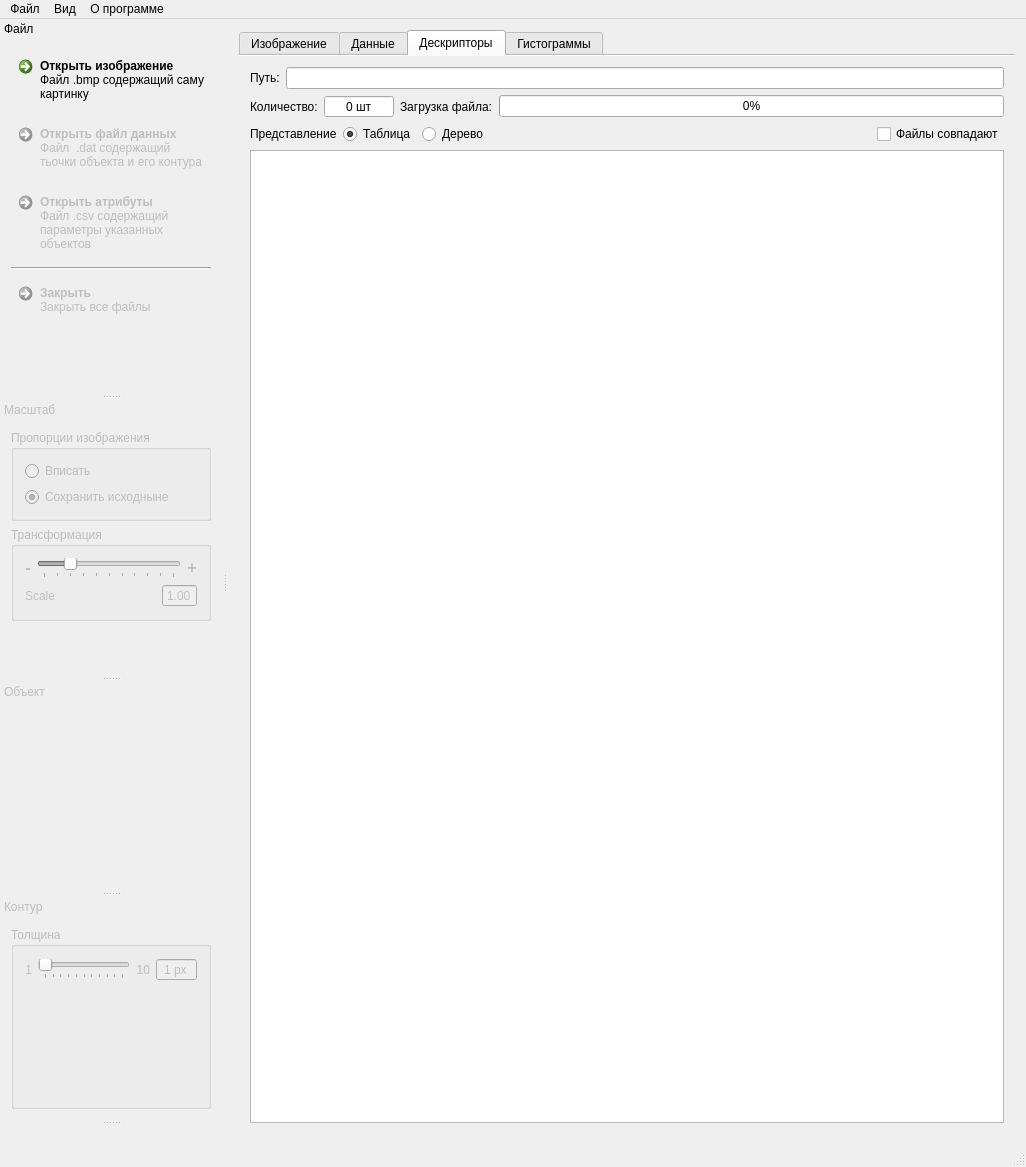
First picture: the form in mainwindow.ui, repository gurmaaan/ObjectsClassifier, before the edit.
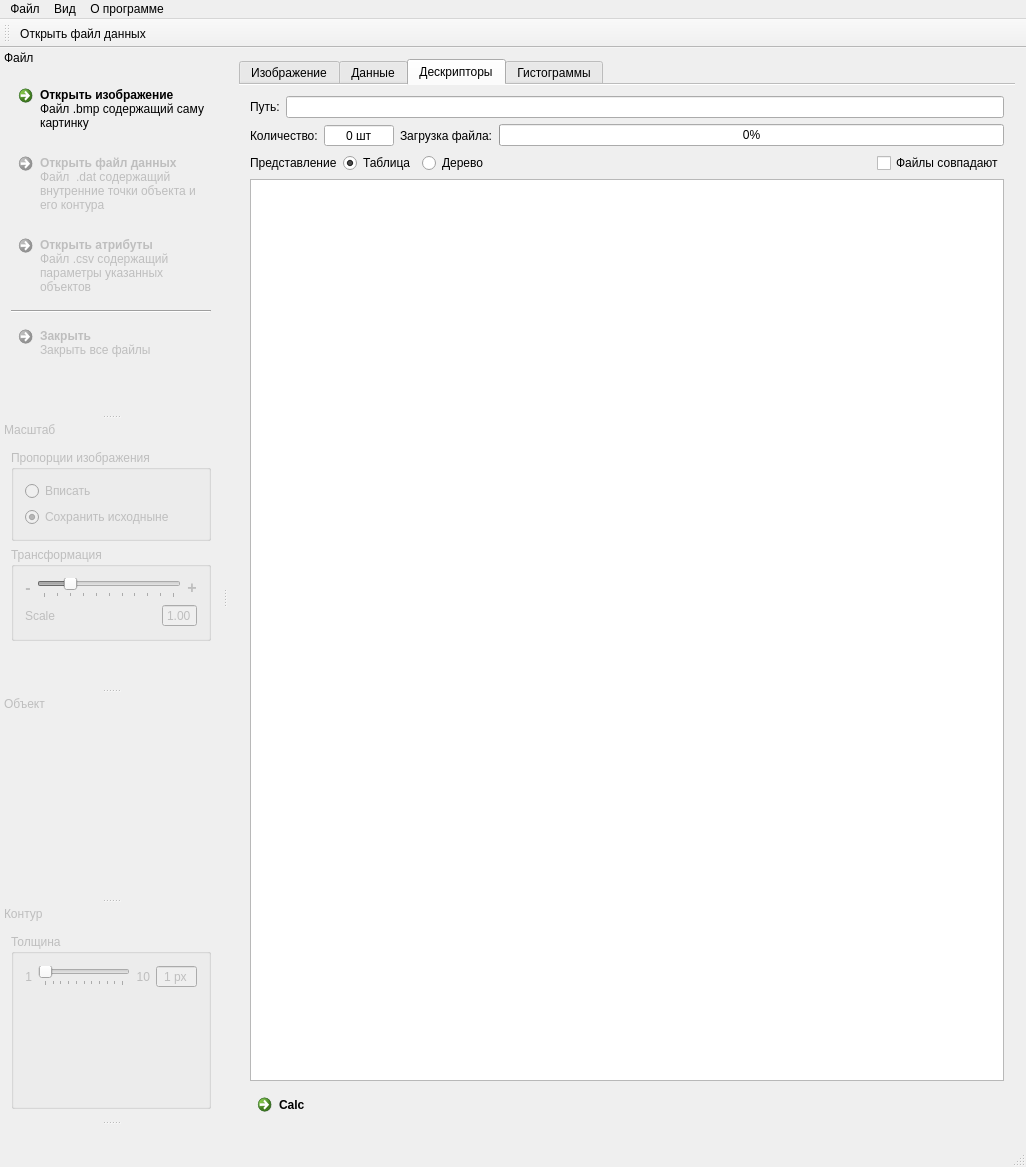
Second picture: the form after the edit. The open tabs and pages were chosen to show the change. Icons and pictures are not drawn. Custom widgets are drawn as their Qt base class.

```diff
--- a/mainwindow.ui
+++ b/mainwindow.ui
@@ -376,6 +376,13 @@
           </attribute>
          </widget>
         </item>
+        <item>
+         <widget class="QCommandLinkButton" name="calcButton">
+          <property name="text">
+           <string>Calc</string>
+          </property>
+         </widget>
+        </item>
        </layout>
       </widget>
       <widget class="QWidget" name="tab_hist">
@@ -530,7 +537,7 @@
         <bool>false</bool>
        </property>
        <property name="description">
-        <string>Файл  .dat содержащий тьочки объекта и его контура</string>
+        <string>Файл  .dat содержащий внутренние точки объекта и его контура</string>
        </property>
       </widget>
      </item>
@@ -996,6 +1003,27 @@
    </attribute>
    <widget class="QWidget" name="dockWidgetContents"/>
   </widget>
+  <widget class="QToolBar" name="toolBar">
+   <property name="windowTitle">
+    <string>toolBar</string>
+   </property>
+   <property name="movable">
+    <bool>true</bool>
+   </property>
+   <property name="allowedAreas">
+    <set>Qt::LeftToolBarArea</set>
+   </property>
+   <property name="toolButtonStyle">
+    <enum>Qt::ToolButtonTextBesideIcon</enum>
+   </property>
+   <attribute name="toolBarArea">
+    <enum>TopToolBarArea</enum>
+   </attribute>
+   <attribute name="toolBarBreak">
+    <bool>false</bool>
+   </attribute>
+   <addaction name="openDataAct"/>
+  </widget>
   <action name="openDataAct">
    <property name="checkable">
     <bool>true</bool>
```
Left out of the diff: 8 changed lines with no effect on the pictures.
